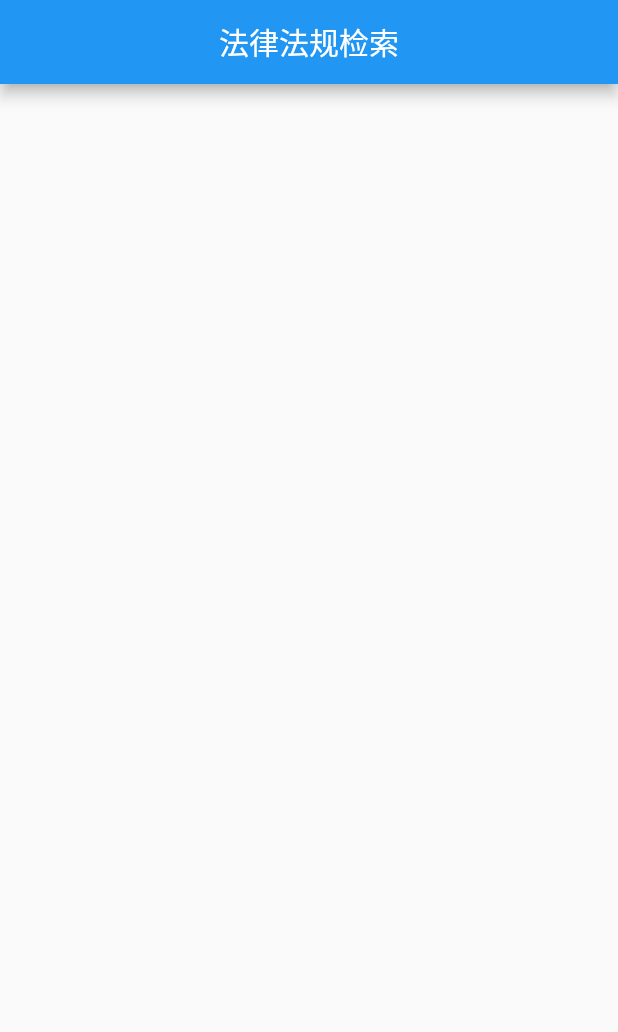
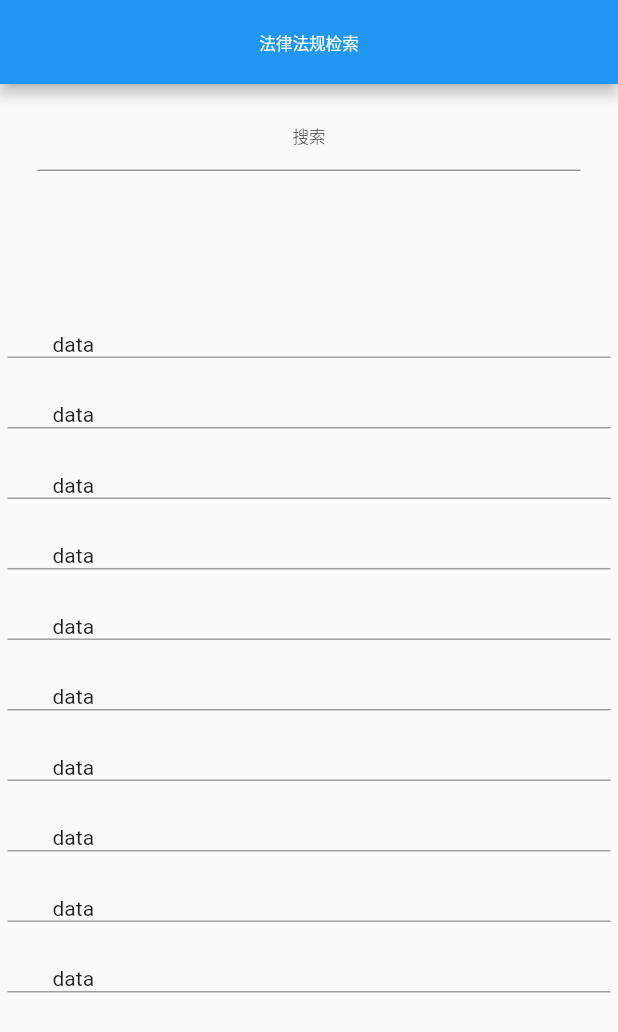
Before and after one commit to LawSearching/LawSearching, a Flutter app: the screen it shows after launch, on a phone screen of 412 x 824 dp. Shown: the top 1032 px of the screen. Run offline on Flutter 3.47's test engine with Material 2 defaults, Android fonts, the phone set to English and light mode, and no system bars; our stand-ins replace flutter_screenutil.

Commit message:
功能更新
1、drawerUI美化；
2、主界面内容添加。

```diff
--- a/lawsearching/lib/main_page.dart
+++ b/lawsearching/lib/main_page.dart
@@ -8,6 +8,13 @@ class MainPage extends StatefulWidget {
 
 class _MainPageState extends State<MainPage> {
   GlobalKey<FormState> searchKey = GlobalKey<FormState>();
+  String searchByName = '';
+  void search() {
+    var searchForm = searchKey.currentState;
+    if (searchForm.validate()) {
+      searchForm.save();
+    }
+  }
 
   @override
   Widget build(BuildContext context) {
@@ -23,12 +30,16 @@ class _MainPageState extends State<MainPage> {
             children: <Widget>[
               Container(
                 alignment: Alignment.center,
-                height: ScreenUtil().setHeight(456),
+                height: ScreenUtil().setHeight(550),
+                decoration: BoxDecoration(
+                  color: Colors.lightBlue[800],
+                ),
                 child: Text(
                   '中国法律法规大全',
                   textAlign: TextAlign.center,
                   style: TextStyle(
                     fontSize: ScreenUtil().setSp(70),
+                    color: Colors.white,
                   ),
                 ),
               ),
@@ -42,12 +53,74 @@ class _MainPageState extends State<MainPage> {
               '法律法规检索',
               style: TextStyle(
                 color: Colors.white,
+                fontSize: ScreenUtil().setSp(55),
               ),
             ),
             centerTitle: true,
           ),
-          body: Column(
-            children: <Widget>[],
+          body: Container(
+            child: Column(
+              children: <Widget>[
+                Form(
+                  key: searchKey,
+                  child: Container(
+                    margin: EdgeInsets.fromLTRB(25.0, 10.0, 25.0, 10.0),
+                    width: ScreenUtil().setWidth(2048),
+                    height: ScreenUtil().setHeight(400),
+                    // decoration: BoxDecoration(
+                    //   border: Border(
+                    //     bottom: BorderSide(
+                    //       color: Colors.blueGrey,
+                    //       width: 1.0,
+                    //       style: BorderStyle.solid
+                    //     )
+                    //   )
+                    // ),
+                    child: TextFormField(
+                      autofocus: false,
+                      style: TextStyle(
+                          color: Colors.black38,
+                          fontSize: ScreenUtil().setSp(55)),
+                      decoration: InputDecoration(hintText: '搜索'),
+                      textAlign: TextAlign.center,
+                      obscureText: false,
+                      onSaved: (value) {
+                        searchByName = value;
+                      },
+                      validator: (value) {
+                        return null;
+                      },
+                    ),
+                  ),
+                ),
+                Container(
+                  alignment: Alignment.center,
+                  width: ScreenUtil().setWidth(2048),
+                  height: ScreenUtil().setHeight(1655),
+                  child: ListView.builder(
+                    itemCount: 10,
+                    itemBuilder: (BuildContext context, int index) {
+                      return InkWell(
+                        onTap: () {},
+                        child: Container(
+                          margin: EdgeInsets.all(5.0),
+                          padding: EdgeInsets.only(left: 30, top: 20),
+                          decoration: BoxDecoration(
+                              // color: Colors.white,
+                              border: Border(
+                                  bottom: BorderSide(
+                            style: BorderStyle.solid,
+                            color: Colors.grey,
+                            width: 1.0,
+                          ))),
+                          child: Text('data'),
+                        ),
+                      );
+                    },
+                  ),
+                ),
+              ],
+            ),
           ),
         ),
       ),
@@ -56,7 +129,18 @@ class _MainPageState extends State<MainPage> {
 
   Widget _lawList() {
     return Container(
-      height: ScreenUtil().setHeight(2276),
+      height: ScreenUtil().setHeight(2182),
+      decoration: BoxDecoration(
+        gradient: LinearGradient(
+          colors: <Color>[
+            Colors.lightBlue[800],
+            // Colors.blueAccent[100],
+            Colors.lightBlueAccent,
+          ],
+          begin: Alignment.topCenter,
+          end: Alignment.bottomRight,
+        ),
+      ),
       child: SingleChildScrollView(
         child: Column(
           children: <Widget>[
@@ -65,6 +149,7 @@ class _MainPageState extends State<MainPage> {
                 '宪法',
                 style: TextStyle(
                   fontSize: ScreenUtil().setSp(58),
+                  color: Colors.white,
                 ),
                 textAlign: TextAlign.center,
               ),
@@ -75,6 +160,7 @@ class _MainPageState extends State<MainPage> {
                 '刑法',
                 style: TextStyle(
                   fontSize: ScreenUtil().setSp(58),
+                  color: Colors.white,
                 ),
                 textAlign: TextAlign.center,
               ),
@@ -85,6 +171,7 @@ class _MainPageState extends State<MainPage> {
                 '民法',
                 style: TextStyle(
                   fontSize: ScreenUtil().setSp(58),
+                  color: Colors.white,
                 ),
                 textAlign: TextAlign.center,
               ),
@@ -95,6 +182,7 @@ class _MainPageState extends State<MainPage> {
                 '诉讼',
                 style: TextStyle(
                   fontSize: ScreenUtil().setSp(58),
+                  color: Colors.white,
                 ),
                 textAlign: TextAlign.center,
               ),
@@ -105,6 +193,7 @@ class _MainPageState extends State<MainPage> {
                 '行政',
                 style: TextStyle(
                   fontSize: ScreenUtil().setSp(58),
+                  color: Colors.white,
                 ),
                 textAlign: TextAlign.center,
               ),
@@ -115,6 +204,7 @@ class _MainPageState extends State<MainPage> {
                 '商法',
                 style: TextStyle(
                   fontSize: ScreenUtil().setSp(58),
+                  color: Colors.white,
                 ),
                 textAlign: TextAlign.center,
               ),
@@ -125,6 +215,7 @@ class _MainPageState extends State<MainPage> {
                 '劳动法',
                 style: TextStyle(
                   fontSize: ScreenUtil().setSp(58),
+                  color: Colors.white,
                 ),
                 textAlign: TextAlign.center,
               ),
@@ -135,6 +226,7 @@ class _MainPageState extends State<MainPage> {
                 '经济法',
                 style: TextStyle(
                   fontSize: ScreenUtil().setSp(58),
+                  color: Colors.white,
                 ),
                 textAlign: TextAlign.center,
               ),
@@ -145,6 +237,7 @@ class _MainPageState extends State<MainPage> {
                 '国际法',
                 style: TextStyle(
                   fontSize: ScreenUtil().setSp(58),
+                  color: Colors.white,
                 ),
                 textAlign: TextAlign.center,
               ),
@@ -155,6 +248,7 @@ class _MainPageState extends State<MainPage> {
                 '常用法律',
                 style: TextStyle(
                   fontSize: ScreenUtil().setSp(58),
+                  color: Colors.white,
                 ),
                 textAlign: TextAlign.center,
               ),
@@ -165,6 +259,7 @@ class _MainPageState extends State<MainPage> {
                 '最新法律',
                 style: TextStyle(
                   fontSize: ScreenUtil().setSp(58),
+                  color: Colors.white,
                 ),
                 textAlign: TextAlign.center,
               ),
@@ -175,6 +270,7 @@ class _MainPageState extends State<MainPage> {
                 '全部法律',
                 style: TextStyle(
                   fontSize: ScreenUtil().setSp(58),
+                  color: Colors.white,
                 ),
                 textAlign: TextAlign.center,
               ),
@@ -185,6 +281,7 @@ class _MainPageState extends State<MainPage> {
                 '司法解释',
                 style: TextStyle(
                   fontSize: ScreenUtil().setSp(58),
+                  color: Colors.white,
                 ),
                 textAlign: TextAlign.center,
               ),
@@ -195,6 +292,7 @@ class _MainPageState extends State<MainPage> {
                 '房地产',
                 style: TextStyle(
                   fontSize: ScreenUtil().setSp(58),
+                  color: Colors.white,
                 ),
                 textAlign: TextAlign.center,
               ),
```
